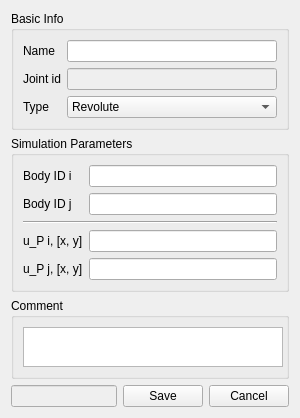
Above: MBD_system/joint/joint.ui from ladisk/DyS before the change. Below: the same form after it.
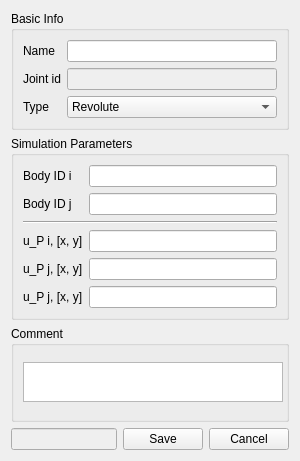
That is the form after the change.

Commit message: work on class JointPrismatic() done - defined as subclass of Joint()

Patch:
```diff
--- a/MBD_system/joint/joint.ui
+++ b/MBD_system/joint/joint.ui
@@ -7,7 +7,7 @@
     <x>0</x>
     <y>0</y>
     <width>300</width>
-    <height>385</height>
+    <height>461</height>
    </rect>
   </property>
   <property name="sizePolicy">
@@ -19,20 +19,20 @@
   <property name="minimumSize">
    <size>
     <width>300</width>
-    <height>0</height>
+    <height>461</height>
    </size>
   </property>
   <property name="maximumSize">
    <size>
-    <width>300</width>
-    <height>1000</height>
+    <width>306</width>
+    <height>461</height>
    </size>
   </property>
   <property name="windowTitle">
    <string>Joint</string>
   </property>
-  <layout class="QFormLayout" name="formLayout_2">
-   <item row="0" column="0" colspan="2">
+  <layout class="QVBoxLayout" name="verticalLayout">
+   <item>
     <widget class="QGroupBox" name="groupBox_basicInfo">
      <property name="title">
       <string>Basic Info</string>
@@ -59,7 +59,7 @@
         </item>
         <item>
          <property name="text">
-          <string>Translational</string>
+          <string>Prismatic</string>
          </property>
         </item>
        </widget>
@@ -91,25 +91,12 @@
      </layout>
     </widget>
    </item>
-   <item row="1" column="0" colspan="2">
+   <item>
     <widget class="QGroupBox" name="groupBox_simulationParameters">
      <property name="title">
       <string>Simulation Parameters</string>
      </property>
      <layout class="QGridLayout" name="gridLayout_2">
-      <item row="1" column="0">
-       <widget class="QLabel" name="bodyIDj_label">
-        <property name="text">
-         <string>Body ID j</string>
-        </property>
-       </widget>
-      </item>
-      <item row="4" column="1">
-       <widget class="QLineEdit" name="uPi_lineEdit"/>
-      </item>
-      <item row="0" column="1">
-       <widget class="QLineEdit" name="bodyIDi_lineEdit"/>
-      </item>
       <item row="0" column="0">
        <widget class="QLabel" name="bodyIDi_label">
         <property name="text">
@@ -127,16 +114,26 @@
       <item row="5" column="1">
        <widget class="QLineEdit" name="uPj_lineEdit"/>
       </item>
-      <item row="5" column="0">
-       <widget class="QLabel" name="uPj_label">
-        <property name="text">
-         <string>u_P j, [x, y]</string>
-        </property>
-       </widget>
-      </item>
       <item row="1" column="1">
        <widget class="QLineEdit" name="bodyIDj_lineEdit"/>
       </item>
+      <item row="1" column="0">
+       <widget class="QLabel" name="bodyIDj_label">
+        <property name="text">
+         <string>Body ID j</string>
+        </property>
+       </widget>
+      </item>
+      <item row="5" column="0">
+       <widget class="QLabel" name="uPj_label">
+        <property name="text">
+         <string>u_P j, [x, y]</string>
+        </property>
+       </widget>
+      </item>
+      <item row="0" column="1">
+       <widget class="QLineEdit" name="bodyIDi_lineEdit"/>
+      </item>
       <item row="2" column="0" colspan="2">
        <widget class="Line" name="line">
         <property name="orientation">
@@ -144,41 +141,29 @@
         </property>
        </widget>
       </item>
+      <item row="4" column="1">
+       <widget class="QLineEdit" name="uPi_lineEdit"/>
+      </item>
+      <item row="6" column="0">
+       <widget class="QLabel" name="uQi_label">
+        <property name="text">
+         <string>u_P j, [x, y]</string>
+        </property>
+       </widget>
+      </item>
+      <item row="6" column="1">
+       <widget class="QLineEdit" name="uQi_lineEdit"/>
+      </item>
      </layout>
     </widget>
    </item>
-   <item row="3" column="0" colspan="2">
-    <layout class="QHBoxLayout" name="bottom_horizontalLayout">
-     <item>
-      <widget class="QLineEdit" name="info_lineEdit">
-       <property name="enabled">
-        <bool>false</bool>
-       </property>
-      </widget>
-     </item>
-     <item>
-      <widget class="QPushButton" name="save_pushButton">
-       <property name="text">
-        <string>Save</string>
-       </property>
-      </widget>
-     </item>
-     <item>
-      <widget class="QPushButton" name="cancel_pushButton">
-       <property name="text">
-        <string>Cancel</string>
-       </property>
-      </widget>
-     </item>
-    </layout>
-   </item>
-   <item row="2" column="0" colspan="2">
+   <item>
     <widget class="QGroupBox" name="groupBox_comment">
      <property name="title">
       <string>Comment</string>
      </property>
-     <layout class="QGridLayout" name="gridLayout_3">
-      <item row="0" column="0">
+     <layout class="QVBoxLayout" name="verticalLayout_2">
+      <item>
        <widget class="QTextEdit" name="comment_textEdit">
         <property name="sizePolicy">
          <sizepolicy hsizetype="Fixed" vsizetype="Fixed">
@@ -203,6 +188,31 @@
      </layout>
     </widget>
    </item>
+   <item>
+    <layout class="QHBoxLayout" name="bottom_horizontalLayout">
+     <item>
+      <widget class="QLineEdit" name="info_lineEdit">
+       <property name="enabled">
+        <bool>false</bool>
+       </property>
+      </widget>
+     </item>
+     <item>
+      <widget class="QPushButton" name="save_pushButton">
+       <property name="text">
+        <string>Save</string>
+       </property>
+      </widget>
+     </item>
+     <item>
+      <widget class="QPushButton" name="cancel_pushButton">
+       <property name="text">
+        <string>Cancel</string>
+       </property>
+      </widget>
+     </item>
+    </layout>
+   </item>
   </layout>
  </widget>
  <tabstops>
```
The commit also changes 246 other files.
